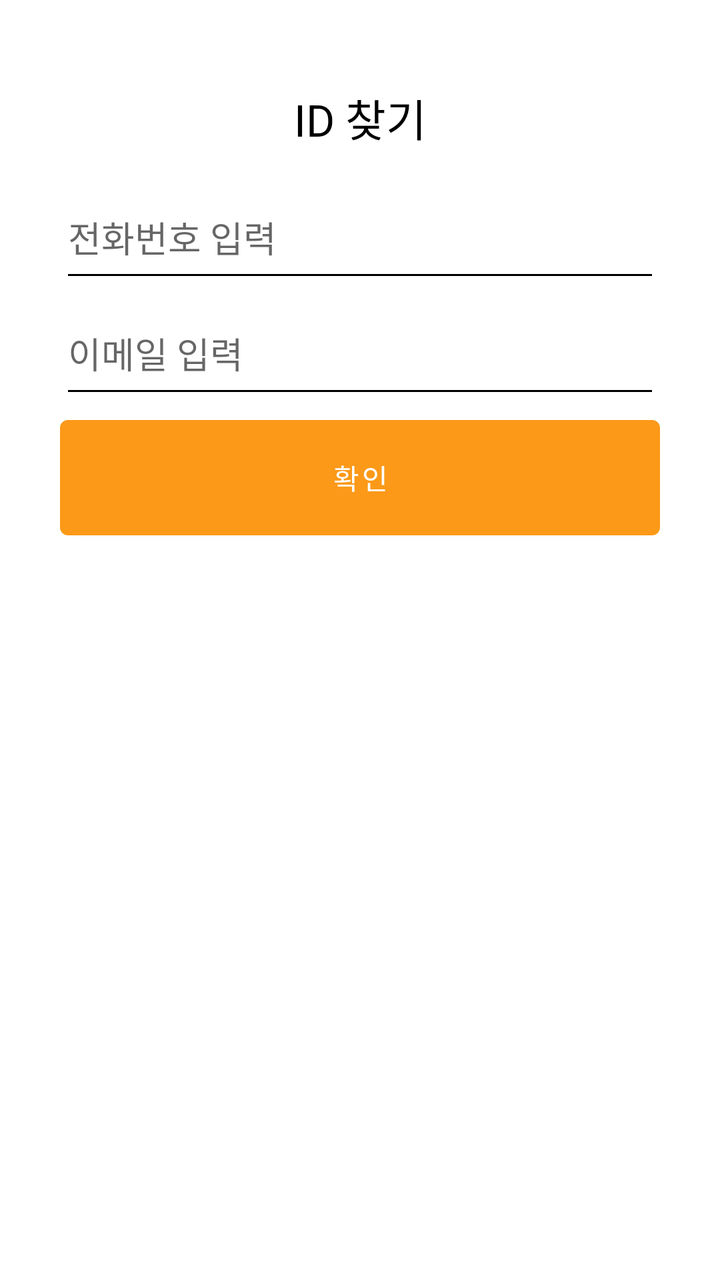
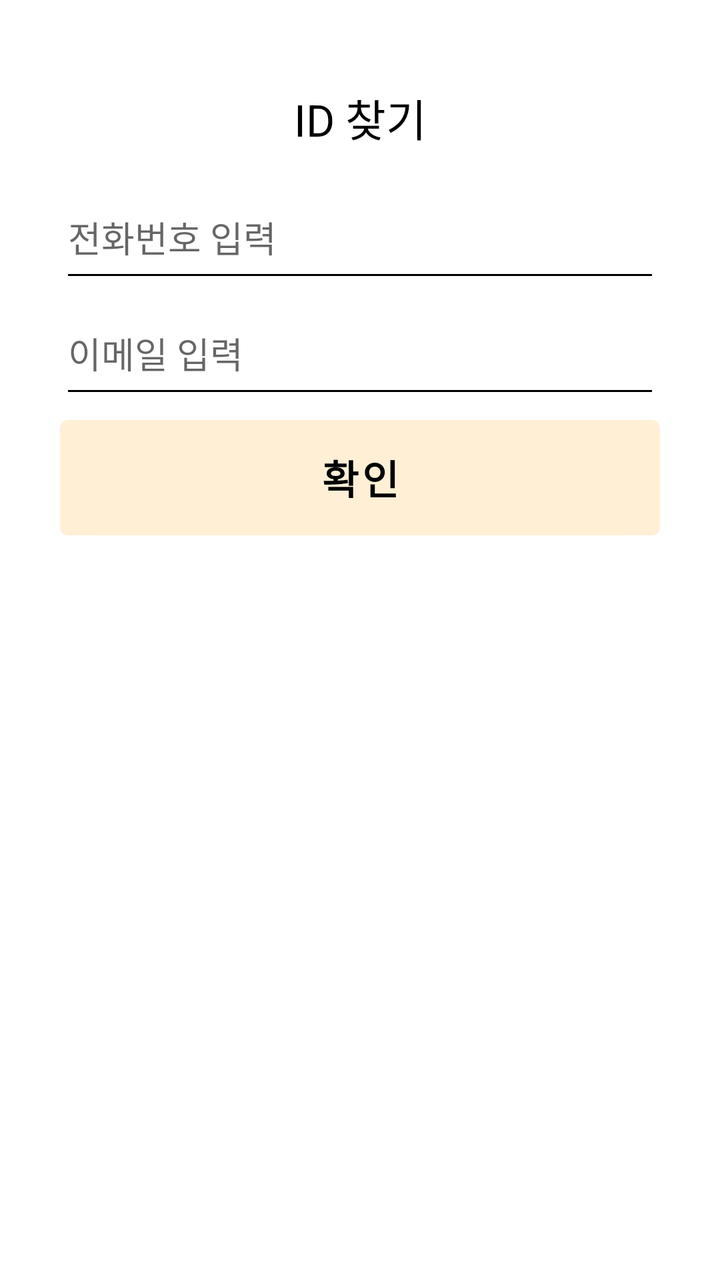

Before-and-after screenshots of an Android layout around one commit, followed by the original layout XML and the change that was made.
<!-- AndroidManifest.xml: application theme Theme.ReportView_003 -->
<!-- res/layout/find_id.xml -->
<?xml version="1.0" encoding="utf-8"?>
<androidx.constraintlayout.widget.ConstraintLayout
    xmlns:android="http://schemas.android.com/apk/res/android"
    xmlns:app="http://schemas.android.com/apk/res-auto"
    android:layout_width="match_parent"
    android:layout_height="match_parent"
    android:padding="30dp"
    app:layout_constraintTop_toTopOf="parent"
    app:layout_constraintBottom_toBottomOf="parent"
    app:layout_constraintStart_toStartOf="parent"
    app:layout_constraintEnd_toEndOf="parent">

    
    <TextView
        android:id="@+id/find_id_title"
        android:layout_width="0dp"
        android:layout_height="0dp"
        android:text="ID 찾기"
        android:gravity="center"
        android:textAppearance="@style/TextAppearance.AppCompat.Large"
        app:layout_constraintTop_toTopOf="parent"
        app:layout_constraintStart_toStartOf="parent"
        app:layout_constraintEnd_toEndOf="parent"
        app:layout_constraintHeight_percent="0.1" />

    
    <EditText
        android:id="@+id/find_id_phone"
        android:layout_width="0dp"
        android:layout_height="0dp"
        android:hint="전화번호 입력"
        android:inputType="phone"
        android:layout_marginBottom="8dp"
        app:layout_constraintTop_toBottomOf="@id/find_id_title"
        app:layout_constraintStart_toStartOf="parent"
        app:layout_constraintEnd_toEndOf="parent"
        app:layout_constraintHeight_percent="0.1" />

    
    <EditText
        android:id="@+id/find_id_email"
        android:layout_width="0dp"
        android:layout_height="0dp"
        android:hint="이메일 입력"
        android:inputType="textEmailAddress"
        android:layout_marginBottom="8dp"
        app:layout_constraintTop_toBottomOf="@id/find_id_phone"
        app:layout_constraintStart_toStartOf="parent"
        app:layout_constraintEnd_toEndOf="parent"
        app:layout_constraintHeight_percent="0.1" />

    
    <Button
        android:id="@+id/find_id_button"
        android:layout_width="0dp"
        android:layout_height="0dp"
        android:text="확인"
        app:layout_constraintTop_toBottomOf="@id/find_id_email"
        app:layout_constraintStart_toStartOf="parent"
        app:layout_constraintEnd_toEndOf="parent"
        app:layout_constraintHeight_percent="0.12" />

</androidx.constraintlayout.widget.ConstraintLayout>
<!-- resources referenced by this layout -->
<resources>
  <style name="Theme.ReportView_003" parent="Theme.MaterialComponents.DayNight.NoActionBar">
          
          <item name="colorPrimary">@color/bg_color</item>
          <item name="colorPrimaryVariant">@color/orange_dark</item>
          <item name="colorOnPrimary">@color/white</item>
          
          <item name="colorSecondary">@color/teal_200</item>
          <item name="colorSecondaryVariant">@color/teal_700</item>
          <item name="colorOnSecondary">@color/black</item>
          
          <item name="android:statusBarColor">?attr/colorPrimaryVariant</item>
          
          
          <item name="android:textColorPrimary">@color/black</item>
          <item name="android:textColorSecondary">@color/black</item>
  
          
          <item name="android:navigationBarColor">@color/bg_color</item>
      </style>
  <color name="bg_color">#FC9918</color>"
  <color name="orange_dark">#875B00</color>"
  <color name="white">#FFFFFFFF</color>
  <color name="teal_200">#FF03DAC5</color>
  <color name="teal_700">#FF018786</color>
  <color name="black">#FF000000</color>
</resources>

<!-- the commit's change to res/layout/find_id.xml (unified diff, before → after) -->
@@ -55,6 +55,9 @@
         android:layout_width="0dp"
         android:layout_height="0dp"
         android:text="확인"
+        android:textSize="20dp"
+        android:textStyle="bold"
+        android:textColor="?attr/colorOnSecondary"
         app:layout_constraintTop_toBottomOf="@id/find_id_email"
         app:layout_constraintStart_toStartOf="parent"
         app:layout_constraintEnd_toEndOf="parent"
<!-- resource entries referenced after the edit -->
@@ -3,27 +3,25 @@
   <style name="Theme.ReportView_003" parent="Theme.MaterialComponents.DayNight.NoActionBar">
           
           <item name="colorPrimary">@color/bg_color</item>
-          <item name="colorPrimaryVariant">@color/orange_dark</item>
-          <item name="colorOnPrimary">@color/white</item>
+          <item name="colorPrimaryVariant">@color/bg_color</item>
+          <item name="colorOnPrimary">@color/black</item>
           
-          <item name="colorSecondary">@color/teal_200</item>
-          <item name="colorSecondaryVariant">@color/teal_700</item>
+          <item name="colorSecondary">#E4E4E4</item>
+          <item name="colorSecondaryVariant">#D1D1D1</item>
           <item name="colorOnSecondary">@color/black</item>
           
           <item name="android:statusBarColor">?attr/colorPrimaryVariant</item>
           
           
+          <item name="android:textColor">@color/black</item>
           <item name="android:textColorPrimary">@color/black</item>
           <item name="android:textColorSecondary">@color/black</item>
   
           
           <item name="android:navigationBarColor">@color/bg_color</item>
+          <item name="android:tint">@color/black</item>
       </style>
-  <color name="bg_color">#FC9918</color>"
-  <color name="orange_dark">#875B00</color>"
-  <color name="white">#FFFFFFFF</color>
-  <color name="teal_200">#FF03DAC5</color>
-  <color name="teal_700">#FF018786</color>
+  <color name="bg_color">#FFEFD5</color>"
   <color name="black">#FF000000</color>
 </resources>
 
